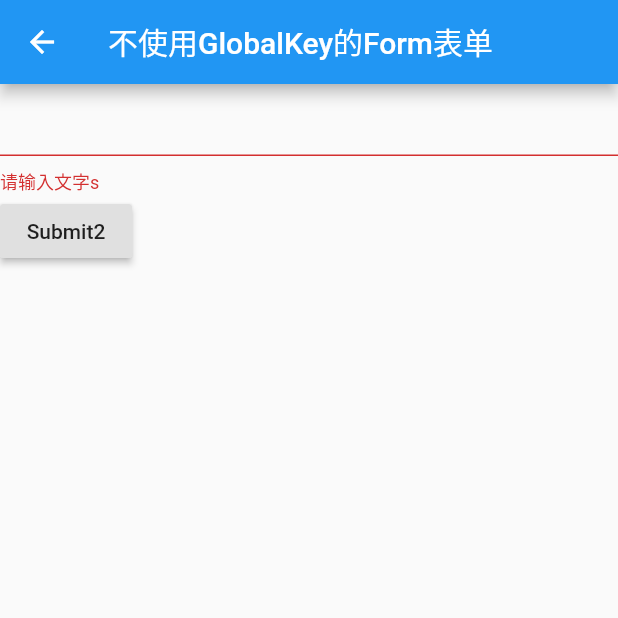
After one commit to guoyanqiu/flutter_login, a Flutter app: the FormWithoutGlobalKey screen opened directly, after a tap on "Submit2", on a phone screen of 412 x 824 dp, the top half of it. The commit adds this screen. Run offline on Flutter 3.47's test engine with Material 2 defaults, Android fonts, the phone set to English and light mode, and no system bars; our stand-ins replace flutter_spinkit.

```diff
--- a/lib/FormUseGlobalKeyDemo.dart
+++ b/lib/FormUseGlobalKeyDemo.dart
@@ -1,6 +1,9 @@
 import 'package:flutter/material.dart';
 
 ///https://blog.csdn.net/qq_39969226/article/details/90171163
+///
+/// /**
+///使用GlobalKey来使用Form
 class FormUseGlobalKeyDemo extends StatefulWidget {
   @override
   _FormState createState() {
@@ -8,7 +11,6 @@ class FormUseGlobalKeyDemo extends StatefulWidget {
   }
 }
 
-final _formKey = GlobalKey<FormState>();
 
 class _FormState extends State<FormUseGlobalKeyDemo> {
 
@@ -22,52 +24,32 @@ class _FormState extends State<FormUseGlobalKeyDemo> {
     );
   }
 
-
-
+  final _formKey = GlobalKey<FormState>();
   Widget _createForm() {
-    return Container(
-      child:Form(
+    return Form(
         key: _formKey,
         child: Column(
           crossAxisAlignment: CrossAxisAlignment.start,
           children: <Widget>[
             TextFormField(
-              validator: (value) {
-                ///value就是你输入的值
+              validator: (value) {///输入字符校验
                 if (value.isEmpty) {
-                  return 'Please enter some text!!';
+                  return '请输入文字';
                 }
                 return null;
               },
             ),
-            Padding(
-              padding: const EdgeInsets.symmetric(vertical: 16.0),
-              child: _createSubmitButton2(),
-            ),
+            _createSubmitButton(),///创建submit按钮
           ],
         ),
-      ) ,
     );
-  }
-
-  Widget _createSubmitButton2() {
-    return Builder(builder: (context) {
-      return RaisedButton(
-        child: Text('Submit2'),
-        onPressed: () {
-          if (Form.of(context).validate()) {
-            //验证通过提交数据
-          }
-        },
-      );
-    });
   }
 
   Widget _createSubmitButton() {
     return RaisedButton(
       onPressed: () {
-        if (_formKey.currentState.validate()) {
-        }
+        if (_formKey.currentState.validate()) {///点击时开始非空验证
+          }
       },
       child: Text('Submit'),
     );
--- /dev/null
+++ b/lib/FormWithoutGlobalKey.dart
@@ -0,0 +1,51 @@
+import 'package:flutter/material.dart';
+
+///不用用GlobalKey来使用Form表单
+class FormWithoutGlobalKey extends StatefulWidget {
+  @override
+  _FormState createState() {
+    return _FormState();
+  }
+}
+
+class _FormState extends State<FormWithoutGlobalKey> {
+  @override
+  Widget build(BuildContext context) {
+    return Scaffold(
+      appBar: AppBar(
+        title: Text("不使用GlobalKey的Form表单"),
+      ),
+      body: _createForm(),
+    );
+  }
+  Widget _createForm() {
+    return Form(
+      child: Column(
+        crossAxisAlignment: CrossAxisAlignment.start,
+        children: <Widget>[
+          TextFormField(
+            validator: (value) {
+              if (value.isEmpty) {
+                return '请输入文字s';
+              }
+              return null;
+            },
+          ),
+          _createSubmitButton2(),
+        ],
+      ),
+    );
+  }
+  Widget _createSubmitButton2() {
+    return Builder(builder: (context) {
+      return RaisedButton(
+        child: Text('Submit2'),
+        onPressed: () {
+          if (Form.of(context).validate()) {
+            //验证通过提交数据
+          }
+        },
+      );
+    });
+  }
+}
--- a/lib/Hourglass.dart
+++ b/lib/Hourglass.dart
@@ -11,4 +11,5 @@ class Hourglass extends StatelessWidget {
       body:SpinKitPouringHourglass(color: Colors.red),
     );
   }
+
 }
```
Also changed, not shown: lib/LoginPage.dart (added, +231 -0 lines), lib/main.dart (+21 -7 lines).
